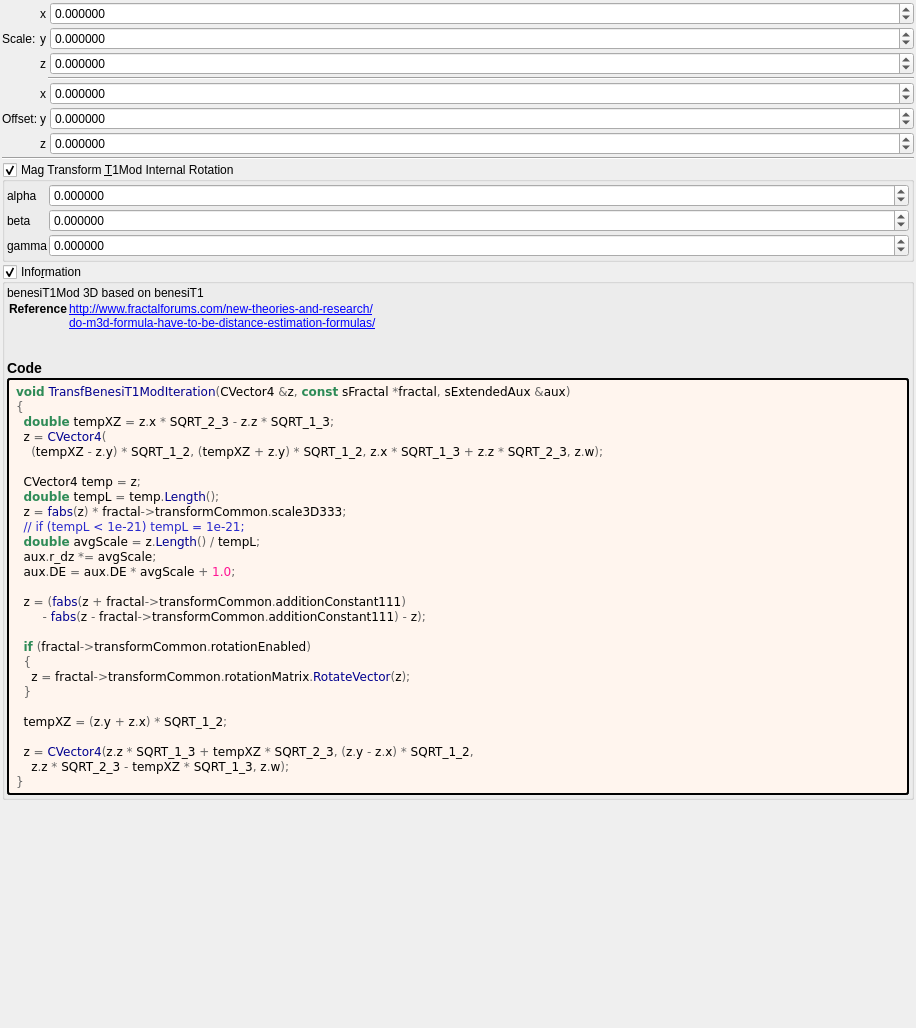
The window that mandelbulber2/formula/ui/transf_benesi_t1_mod.ui (buddhi1980/mandelbulber2) describes before a commit, drawn with Qt 5.
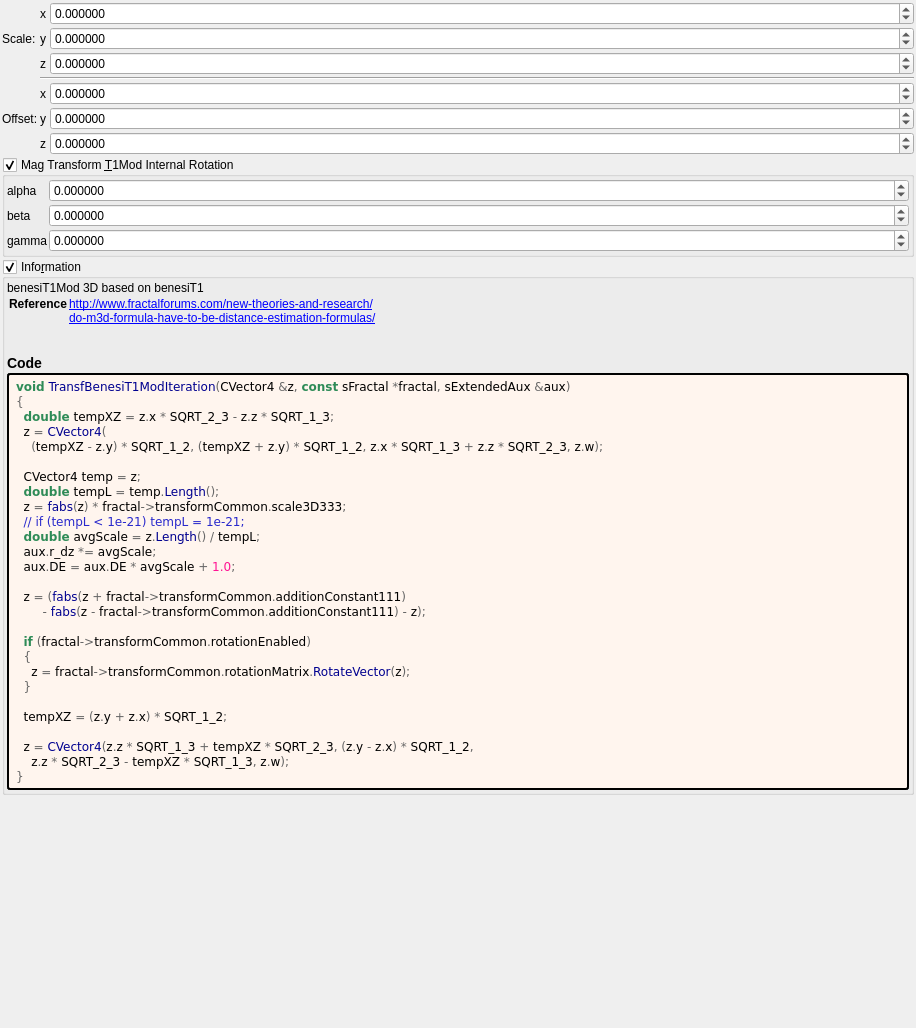
The same window after the commit. Custom widgets are drawn as their Qt base class.

Patch:
```diff
--- a/mandelbulber2/formula/ui/transf_benesi_t1_mod.ui
+++ b/mandelbulber2/formula/ui/transf_benesi_t1_mod.ui
@@ -209,13 +209,6 @@
        </property>
       </widget>
      </item>
-     <item row="3" column="3" colspan="2">
-      <widget class="Line" name="line_53">
-       <property name="orientation">
-        <enum>Qt::Horizontal</enum>
-       </property>
-      </widget>
-     </item>
      <item row="2" column="1">
       <widget class="QLabel" name="label_250">
        <property name="text">
@@ -293,15 +286,15 @@
        </property>
       </widget>
      </item>
+     <item row="3" column="2" colspan="3">
+      <widget class="Line" name="line_53">
+       <property name="orientation">
+        <enum>Qt::Horizontal</enum>
+       </property>
+      </widget>
+     </item>
     </layout>
    </item>
-   <item>
-    <widget class="Line" name="line_55">
-     <property name="orientation">
-      <enum>Qt::Horizontal</enum>
-     </property>
-    </widget>
-   </item>
    <item>
     <widget class="MyGroupBox" name="groupCheck_transf_rotation_enabled">
      <property name="title">
```
Left out of the diff: 2 changed lines with no effect on the pictures.
